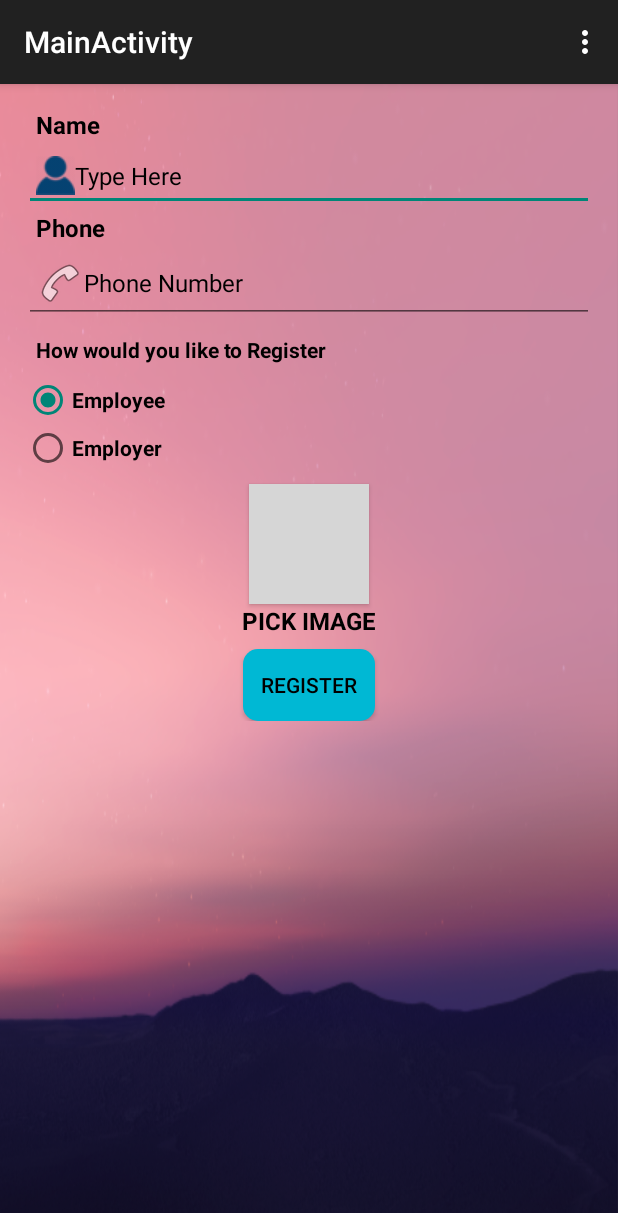
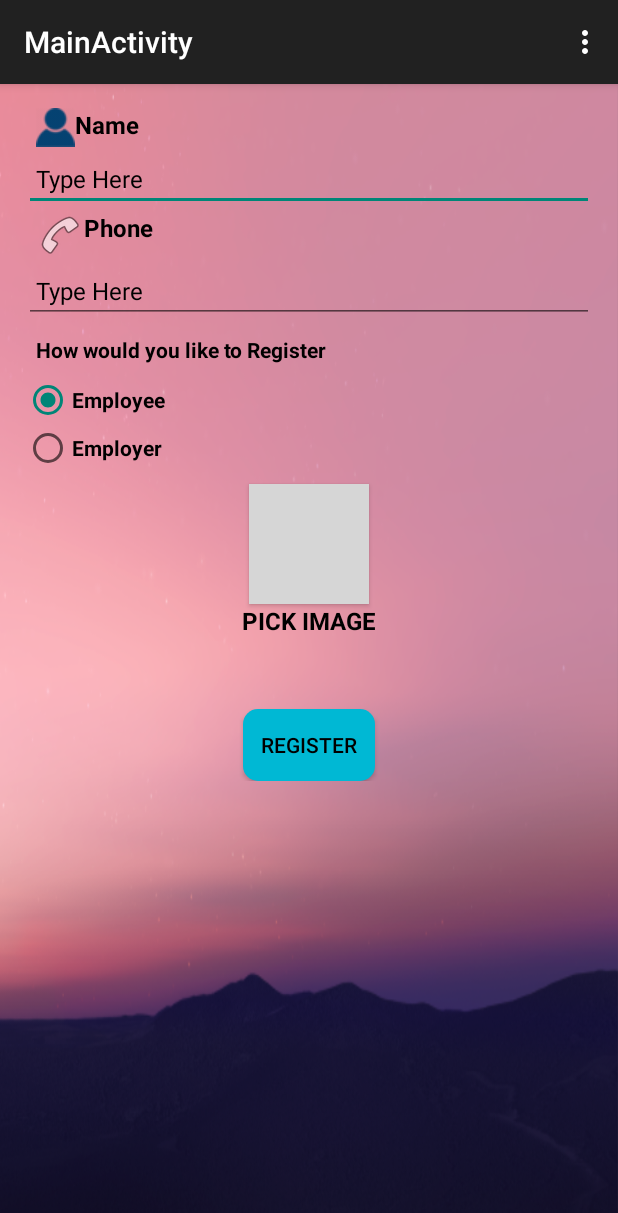
Before and after one commit to shifona1/Connecting-Dots, an Android app: the MainActivity screen opened directly, with no data from a screen before it, on a phone screen of 412 x 824 dp. Shown: the top 1213 px of the screen. Run offline under Robolectric (Android 15) with nearby library versions, the phone set to English and light mode, and no system bars; grey boxes are pictures that could not be loaded.

Commit message:
activity_main2.xml update profile

```diff
--- a/app/src/main/java/com/example/android/ccd/LoginActivity.java
+++ b/app/src/main/java/com/example/android/ccd/LoginActivity.java
@@ -22,6 +22,7 @@ import android.preference.PreferenceManager;
 import android.provider.ContactsContract;
 import android.provider.Settings;
 import android.support.annotation.NonNull;
+import android.support.v7.app.AppCompatDelegate;
 import android.text.TextUtils;
 import android.util.Log;
 import android.view.KeyEvent;
@@ -57,7 +58,9 @@ import java.util.List;
 public class LoginActivity extends Activity implements com.nineoldandroids.animation.Animator.AnimatorListener {
     private static final String TAG = LoginActivity.class.getName();
 
-
+    static {
+        AppCompatDelegate.setCompatVectorFromResourcesEnabled(true);
+    }
     private final String UPLOAD_URL=Main2Activity.BASE_URL +"/login.php";
     private TextView tv_wait;
     @Override
--- a/app/src/main/java/com/example/android/ccd/MainActivity.java
+++ b/app/src/main/java/com/example/android/ccd/MainActivity.java
@@ -4,6 +4,7 @@ import android.support.v7.app.ActionBarActivity;
 import android.support.v7.app.ActionBar;
 import android.support.v4.app.Fragment;
 import android.os.Bundle;
+import android.support.v7.app.AppCompatDelegate;
 import android.view.LayoutInflater;
 import android.view.Menu;
 import android.view.MenuItem;
@@ -13,7 +14,9 @@ import android.os.Build;
 
 
 public class MainActivity extends ActionBarActivity {
-
+    static {
+        AppCompatDelegate.setCompatVectorFromResourcesEnabled(true);
+    }
     @Override
     protected void onCreate(Bundle savedInstanceState) {
         super.onCreate(savedInstanceState);
--- a/app/src/main/java/com/example/android/ccd/MyApplication.java
+++ b/app/src/main/java/com/example/android/ccd/MyApplication.java
@@ -9,6 +9,7 @@ import android.net.Uri;
 import android.preference.PreferenceManager;
 import android.provider.Settings;
 import android.support.multidex.MultiDexApplication;
+import android.support.v7.app.AppCompatDelegate;
 import android.telecom.TelecomManager;
 import android.telephony.TelephonyManager;
 import android.util.Log;
@@ -26,7 +27,9 @@ import static com.example.android.ccd.GPSTracker.PREF_ZIP;
  */
 
 public class MyApplication extends MultiDexApplication {
-
+    static {
+        AppCompatDelegate.setCompatVectorFromResourcesEnabled(true);
+    }
     private final static String TAG = MyApplication.class.getName();
 
     public static String PREF_LOGGED_IN =   "LOGGEDIN";
--- a/app/src/main/res/layout/content_employee__home_page.xml
+++ b/app/src/main/res/layout/content_employee__home_page.xml
@@ -8,7 +8,7 @@
     android:paddingBottom="@dimen/activity_vertical_margin"
     android:paddingLeft="@dimen/activity_horizontal_margin"
     android:paddingRight="@dimen/activity_horizontal_margin"
-    android:background="@color/back"
+    android:background="@drawable/nat"
     android:paddingTop="@dimen/activity_vertical_margin"
     app:layout_behavior="@string/appbar_scrolling_view_behavior"
     tools:context="com.example.android.ccd.Employee_HOmePage"
--- a/app/src/main/res/layout/fragment_main.xml
+++ b/app/src/main/res/layout/fragment_main.xml
@@ -17,6 +17,7 @@
                 android:text="Name" android:layout_width="wrap_content"
                 android:textColor="@color/text"
                 android:textSize="16sp"
+                android:drawableLeft="@drawable/name_icon"
                 android:paddingLeft="8dp"
                 android:textStyle="bold"
                 android:layout_height="wrap_content" />
@@ -26,26 +27,26 @@
                 android:layout_height="wrap_content"
                 android:hint="Type Here"
                 android:textColorHint="@color/text"
-                android:drawableLeft="@drawable/name_icon"
                 android:paddingLeft="8dp"
                 android:layout_below="@+id/name_text"
                 android:textSize="16sp"
                 android:inputType="textPersonName" />
             <TextView
                 android:id="@+id/phone_text"
-                android:text="Phone" android:layout_width="wrap_content"
+                android:text="Phone"
                 android:textColor="@color/text"
+                android:layout_width="match_parent"
+                android:layout_height="wrap_content"
                 android:textSize="16sp"
                 android:paddingLeft="8dp"
                 android:textStyle="bold"
-                android:layout_height="wrap_content" />
+                android:drawableLeft="@android:drawable/ic_menu_call" />
             <EditText
                 android:id="@+id/phone"
                 android:layout_width="match_parent"
                 android:layout_height="wrap_content"
-                android:hint="Phone Number"
+                android:hint="Type Here"
                 android:textColorHint="@color/text"
-                android:drawableLeft="@android:drawable/ic_menu_call"
                 android:paddingLeft="8dp"
                 android:layout_below="@+id/name_text"
                 android:textSize="16sp"
@@ -143,7 +144,7 @@
                 android:id="@+id/register"
                 android:layout_width="wrap_content"
                 android:layout_height="wrap_content"
-                android:layout_marginTop="8dp"
+                android:layout_marginTop="48dp"
                 android:layout_below="@+id/photo"
                 android:background="@drawable/oval_background"
                 android:text="Register"
```
Also changed, not shown: app/build.gradle (+8 -4 lines), app/src/main/res/layout/activity_main2.xml (+4 -3 lines), app/src/main/res/layout/content_update__profile__employee.xml (+9 -2 lines), app/src/main/res/layout/content_update__profile__employer.xml (+26 -6 lines), app/src/main/res/layout/fragment_employer.xml (+12 -1 lines), app/src/main/res/drawable/phone_icon.png (added), 1 other file.
